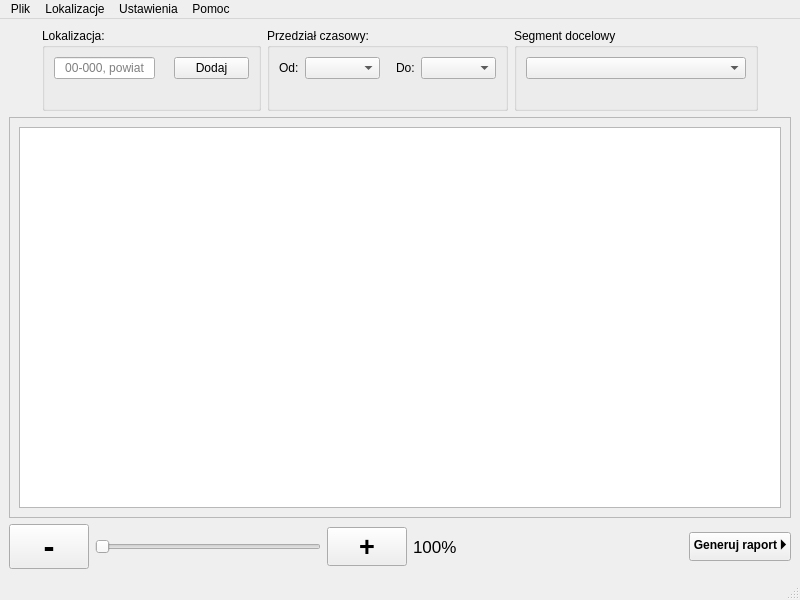
kuba172/Demog, file Ui/main-window.ui: the form before one commit.
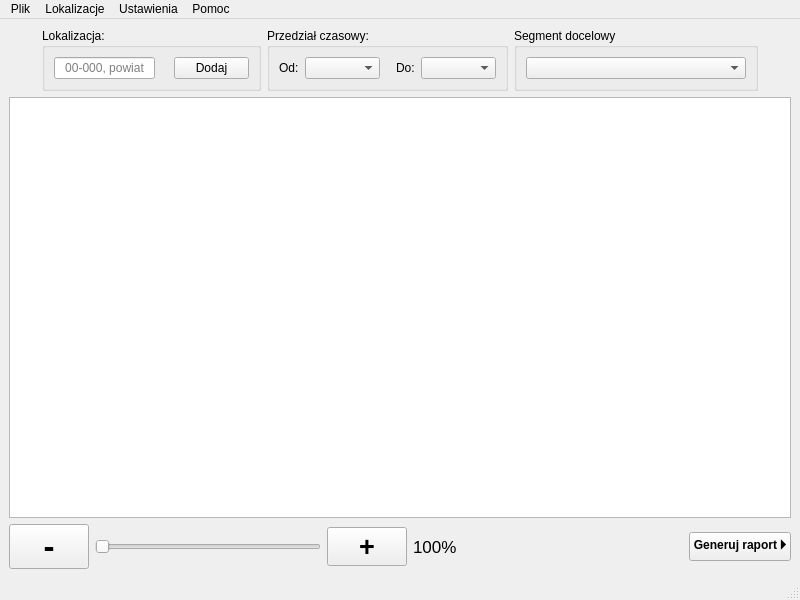
The form after the commit.

Commit message: fix main window ui and error message for locations

Patch:
```diff
--- a/Ui/main-window.ui
+++ b/Ui/main-window.ui
@@ -102,23 +102,6 @@
              </item>
             </layout>
            </item>
-           <item>
-            <widget class="QLabel" name="label_Location_Error_Message">
-             <property name="styleSheet">
-              <string notr="true">QLabel{
-                                                            color: red;
-                                                            font-weight: bold;
-                                                            }
-                                                        </string>
-             </property>
-             <property name="text">
-              <string/>
-             </property>
-             <property name="alignment">
-              <set>Qt::AlignCenter</set>
-             </property>
-            </widget>
-           </item>
           </layout>
          </item>
         </layout>
@@ -200,20 +183,6 @@
              </item>
             </layout>
            </item>
-           <item>
-            <widget class="QLabel" name="label_Date_From_To_Error_Message">
-             <property name="styleSheet">
-              <string notr="true">QLabel{
-                                                            color: red;
-                                                            font-weight: bold;
-                                                            }
-                                                        </string>
-             </property>
-             <property name="text">
-              <string/>
-             </property>
-            </widget>
-           </item>
           </layout>
          </item>
         </layout>
@@ -258,13 +227,6 @@
              </item>
             </widget>
            </item>
-           <item>
-            <widget class="QLabel" name="label_Target_Group_Error_Message">
-             <property name="text">
-              <string/>
-             </property>
-            </widget>
-           </item>
           </layout>
          </item>
         </layout>
@@ -286,25 +248,7 @@
      </layout>
     </item>
     <item>
-     <widget class="QFrame" name="frame">
-      <property name="sizePolicy">
-       <sizepolicy hsizetype="Expanding" vsizetype="Expanding">
-        <horstretch>0</horstretch>
-        <verstretch>0</verstretch>
-       </sizepolicy>
-      </property>
-      <property name="frameShape">
-       <enum>QFrame::StyledPanel</enum>
-      </property>
-      <property name="frameShadow">
-       <enum>QFrame::Raised</enum>
-      </property>
-      <layout class="QVBoxLayout" name="verticalLayout_4">
-       <item>
-        <widget class="QGraphicsView" name="graphicsView_Map"/>
-       </item>
-      </layout>
-     </widget>
+     <widget class="QGraphicsView" name="graphicsView_Map"/>
     </item>
     <item>
      <layout class="QHBoxLayout" name="horizontalLayout">
```
The commit also changes 2 other files.
